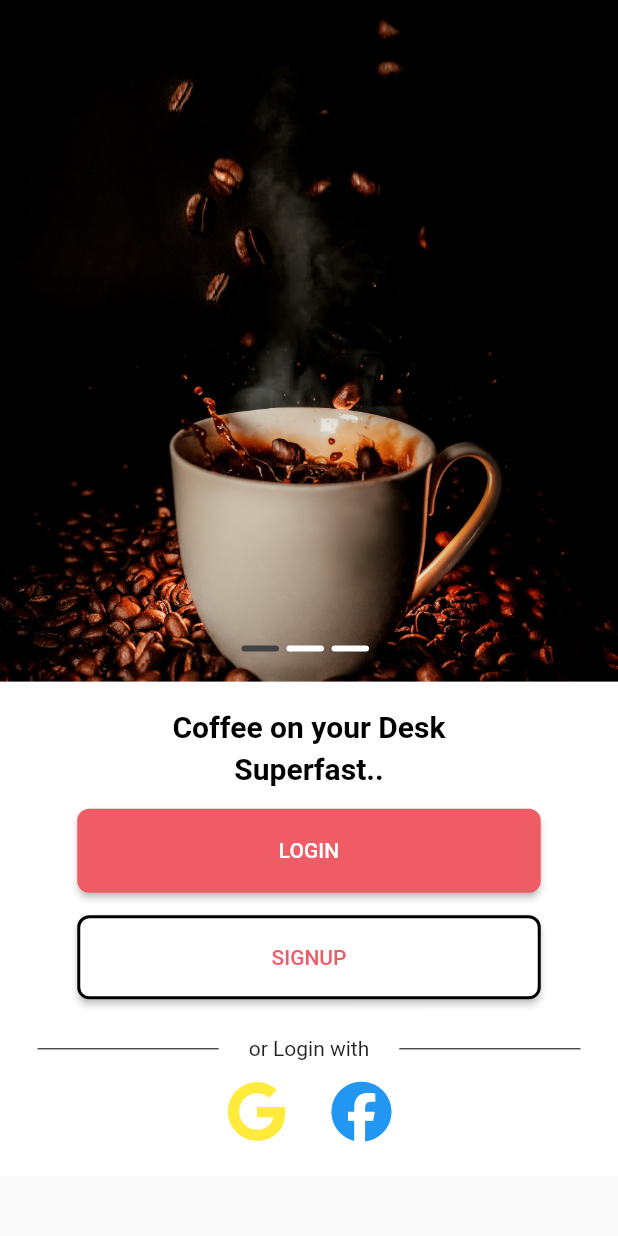
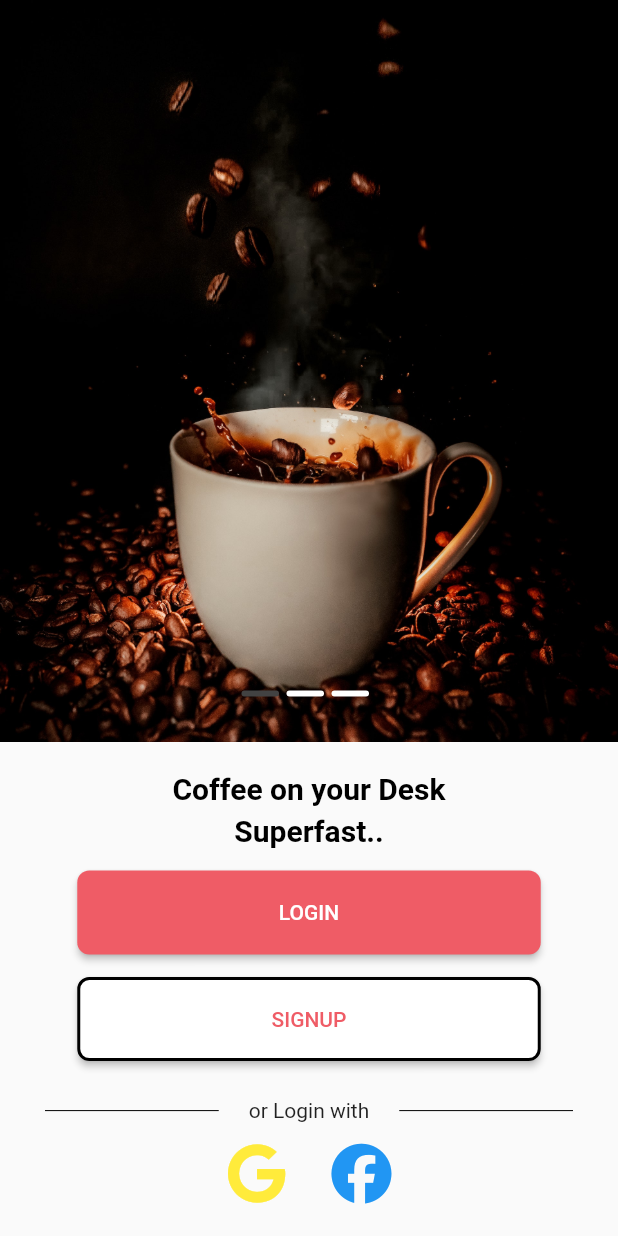
Before and after one commit to Giniatsu/flutter_third_activity, a Flutter app: the screen it shows after launch, on a phone screen of 412 x 824 dp. Run offline on Flutter 3.47's test engine with Material 2 defaults, Android fonts, the phone set to English and light mode, and no system bars; our stand-ins replace font_awesome_flutter.

Commit message:
Properly fixed Small Screen UI

```diff
--- a/lib/screens/login.dart
+++ b/lib/screens/login.dart
@@ -59,28 +59,36 @@ class _LoginScreenState extends State<LoginScreen> {
         children: [
           Expanded(
             child: Container(
-              child: mobileUI(context, MediaQuery.of(context).size.height),
+              child: carousel(context, MediaQuery.of(context).size.height),
             ),
           ),
           Container(
               padding: EdgeInsets.symmetric(horizontal: 20),
               width: MediaQuery.of(context).size.width * .33,
               height: MediaQuery.of(context).size.height,
-              child: loginButtons(context)
-              )
+              child: loginButtons(context))
         ],
       ),
     );
   }
 
   Widget isSmallScreen(BuildContext context) {
-    return Container(
-      child: mobileUI(context, MediaQuery.of(context).size.height * .6),
+    return Column(
+      children: [
+        Container(
+          child: carousel(context, MediaQuery.of(context).size.height * .6),
+        ),
+        Container(
+          padding: EdgeInsets.all(20),
+          child: loginButtons(context)
+          )
+      ],
     );
   }
 
-  Widget mobileUI(BuildContext context, double height) {
+  Widget carousel(BuildContext context, double height) {
     return Column(
+      mainAxisSize: MainAxisSize.min,
       children: <Widget>[
         GestureDetector(
           onHorizontalDragEnd: (DragEndDetails details) {
@@ -103,7 +111,7 @@ class _LoginScreenState extends State<LoginScreen> {
               children: <Widget>[
                 Container(
                   width: 90,
-                    margin: EdgeInsets.only(bottom: 60),
+                  margin: EdgeInsets.only(bottom: 30),
                   child: Row(
                     children: _buildIndicator(),
                   ),
@@ -112,17 +120,16 @@ class _LoginScreenState extends State<LoginScreen> {
             ),
           ),
         ),
-          Expanded(
-            child: Transform.translate(
-              offset: Offset(0, -40),
-              child: Container(
-                width: double.infinity,
-                padding: EdgeInsets.all(15),
-                decoration: BoxDecoration(color: Colors.white),
-                child: loginButtons(context),
-              ),
-            ),
-          )
+        // Expanded(
+        //   child: Transform.translate(
+        //     offset: Offset(0, -40),
+        //     child: Container(
+        //       width: double.infinity,
+        //       padding: EdgeInsets.all(15),
+        //       decoration: BoxDecoration(color: Colors.white),
+        //     ),
+        //   ),
+        // )
       ],
     );
   }
@@ -173,11 +180,18 @@ class _LoginScreenState extends State<LoginScreen> {
         SizedBox(
           height: 15,
         ),
-        theButton("LOGIN", MediaQuery.of(context).size.width, Color.fromARGB(255, 239, 92, 102), Colors.white, Colors.transparent, 0),
+        theButton(
+            "LOGIN",
+            MediaQuery.of(context).size.width,
+            Color.fromARGB(255, 239, 92, 102),
+            Colors.white,
+            Colors.transparent,
+            0),
         const SizedBox(
           height: 15,
         ),
-        theButton("SIGNUP", MediaQuery.of(context).size.width, Colors.white, Color.fromARGB(255, 239, 92, 102), Colors.black, 2),
+        theButton("SIGNUP", MediaQuery.of(context).size.width, Colors.white,
+            Color.fromARGB(255, 239, 92, 102), Colors.black, 2),
         const SizedBox(
           height: 15,
         ),
@@ -225,11 +239,20 @@ class _LoginScreenState extends State<LoginScreen> {
     );
   }
 
-  Widget theButton(String caption, double width, Color bgcolor, Color txtcolor, Color bscolor, double num) {
+  void _login() {}
+  void _signup() {}
+  Widget theButton(String caption, double width, Color bgcolor, Color txtcolor,
+      Color bscolor, double num) {
     return Container(
       width: width * .75,
       child: ElevatedButton(
-        onPressed: () {},
+        onPressed: () {
+          if (caption == "LOGIN") {
+            _login();
+          } else {
+            _signup();
+          }
+        },
         style: ButtonStyle(
           padding: MaterialStateProperty.all<EdgeInsets>(EdgeInsets.all(20)),
           backgroundColor: MaterialStateProperty.all<Color>(bgcolor),
```
Lines whose indentation alone changed are shown as unchanged.
